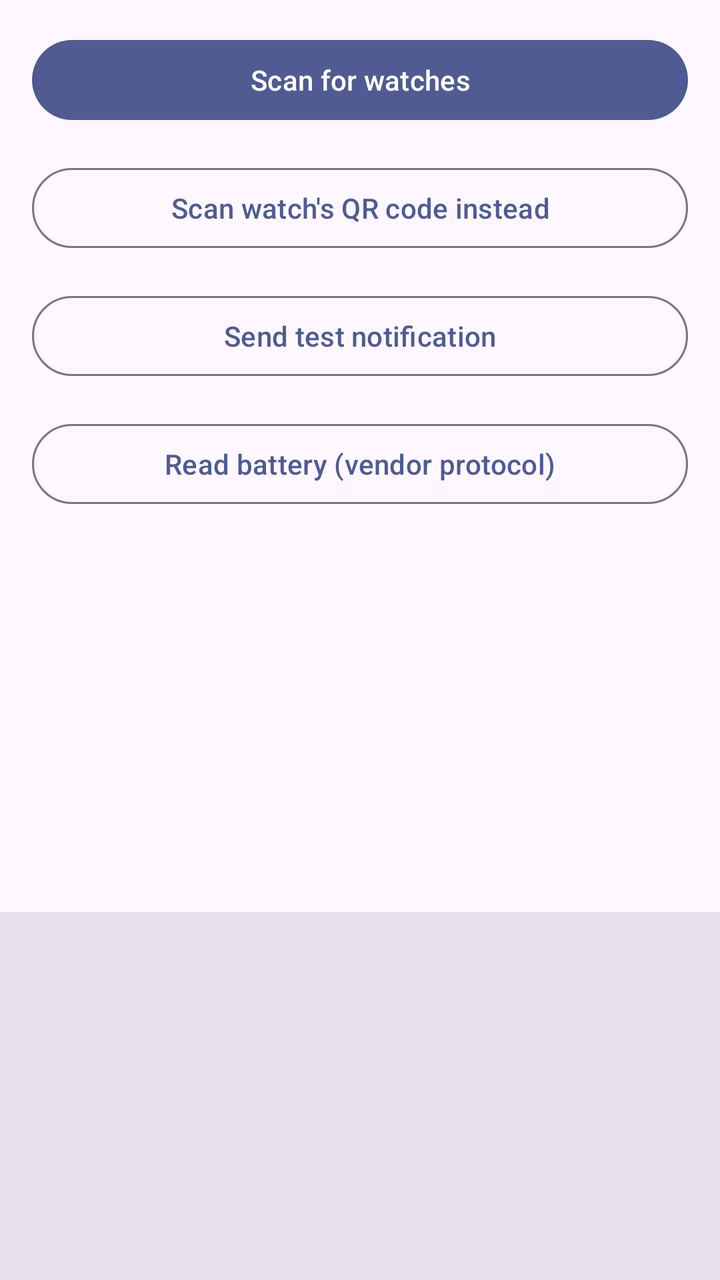
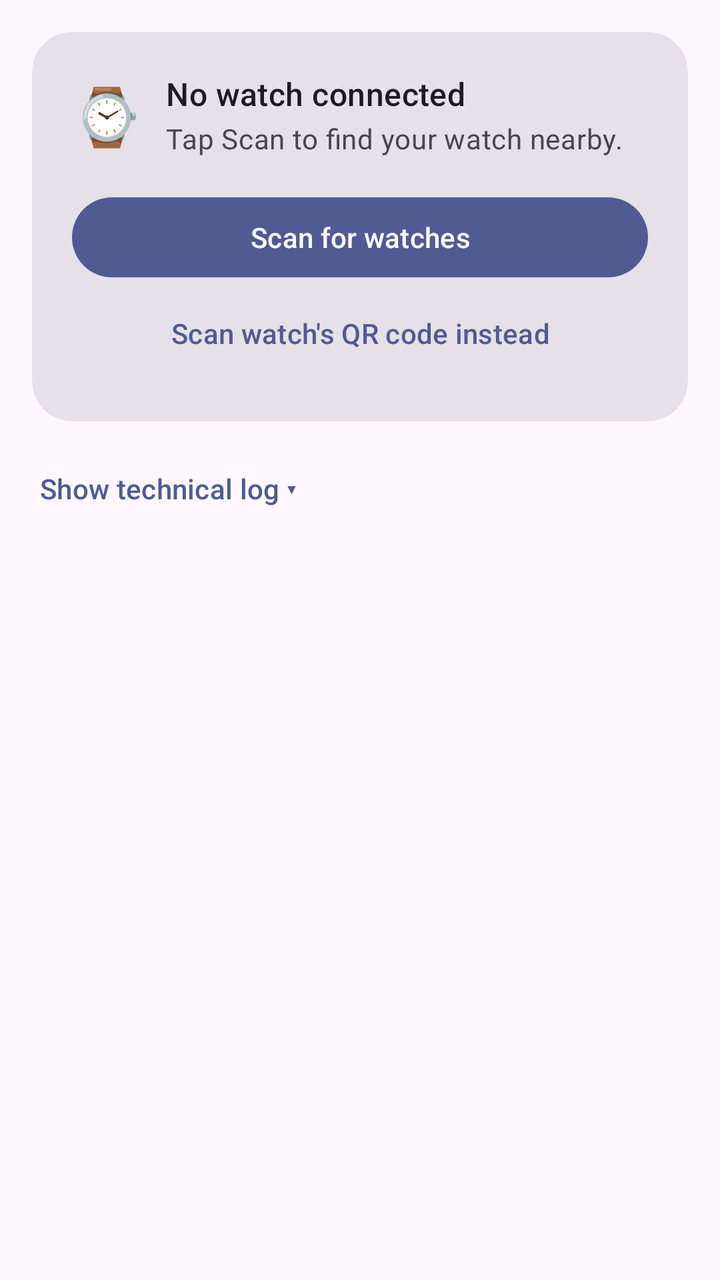

Screens rendered from an Android XML layout before and after an edit, with the pre-edit source and the edit as a unified diff.
<!-- AndroidManifest.xml: application theme Theme.Reminders -->
<!-- res/layout/activity_watch_sync.xml -->
<?xml version="1.0" encoding="utf-8"?>
<LinearLayout xmlns:android="http://schemas.android.com/apk/res/android"
    android:layout_width="match_parent"
    android:layout_height="match_parent"
    android:orientation="vertical">

    <Button
        android:id="@+id/button_scan"
        android:layout_width="match_parent"
        android:layout_height="wrap_content"
        android:layout_marginStart="16dp"
        android:layout_marginTop="16dp"
        android:layout_marginEnd="16dp"
        android:text="@string/watch_sync_start_scan" />

    <Button
        android:id="@+id/button_scan_qr"
        style="@style/Widget.Material3.Button.OutlinedButton"
        android:layout_width="match_parent"
        android:layout_height="wrap_content"
        android:layout_margin="16dp"
        android:text="@string/watch_sync_scan_qr" />

    <Button
        android:id="@+id/button_send_notification"
        style="@style/Widget.Material3.Button.OutlinedButton"
        android:layout_width="match_parent"
        android:layout_height="wrap_content"
        android:layout_marginStart="16dp"
        android:layout_marginEnd="16dp"
        android:layout_marginBottom="16dp"
        android:text="@string/watch_sync_send_test_notification" />

    <Button
        android:id="@+id/button_read_battery"
        style="@style/Widget.Material3.Button.OutlinedButton"
        android:layout_width="match_parent"
        android:layout_height="wrap_content"
        android:layout_marginStart="16dp"
        android:layout_marginEnd="16dp"
        android:layout_marginBottom="16dp"
        android:text="@string/watch_sync_read_battery" />

    <androidx.recyclerview.widget.RecyclerView
        android:id="@+id/recycler"
        android:layout_width="match_parent"
        android:layout_height="0dp"
        android:layout_weight="1" />

    <ScrollView
        android:id="@+id/log_scroll"
        android:layout_width="match_parent"
        android:layout_height="0dp"
        android:layout_weight="1"
        android:background="?attr/colorSurfaceVariant"
        android:padding="12dp">

        <TextView
            android:id="@+id/log_view"
            android:layout_width="match_parent"
            android:layout_height="wrap_content"
            android:fontFamily="monospace"
            android:textIsSelectable="true"
            android:textAppearance="?attr/textAppearanceBodySmall" />
    </ScrollView>
</LinearLayout>
<!-- resources referenced by this layout -->
<resources>
  <string name="watch_sync_read_battery">Read battery (vendor protocol)</string>
  <string name="watch_sync_scan_qr">Scan watch\'s QR code instead</string>
  <string name="watch_sync_send_test_notification">Send test notification</string>
  <string name="watch_sync_start_scan">Scan for watches</string>
  <style name="Theme.Reminders" parent="Theme.Material3.DayNight">
          <item name="colorPrimary">@color/primary</item>
      </style>
  <color name="primary">#4F5B92</color>
</resources>

<!-- the commit's change to res/layout/activity_watch_sync.xml (unified diff, before → after) -->
@@ -1,66 +1,295 @@
 <?xml version="1.0" encoding="utf-8"?>
-<LinearLayout xmlns:android="http://schemas.android.com/apk/res/android"
+<androidx.core.widget.NestedScrollView xmlns:android="http://schemas.android.com/apk/res/android"
+    xmlns:app="http://schemas.android.com/apk/res-auto"
     android:layout_width="match_parent"
     android:layout_height="match_parent"
-    android:orientation="vertical">
-
-    <Button
-        android:id="@+id/button_scan"
+    android:fillViewport="true">
+
+    <LinearLayout
         android:layout_width="match_parent"
         android:layout_height="wrap_content"
-        android:layout_marginStart="16dp"
-        android:layout_marginTop="16dp"
-        android:layout_marginEnd="16dp"
-        android:text="@string/watch_sync_start_scan" />
-
-    <Button
-        android:id="@+id/button_scan_qr"
-        style="@style/Widget.Material3.Button.OutlinedButton"
-        android:layout_width="match_parent"
-        android:layout_height="wrap_content"
-        android:layout_margin="16dp"
-        android:text="@string/watch_sync_scan_qr" />
-
-    <Button
-        android:id="@+id/button_send_notification"
-        style="@style/Widget.Material3.Button.OutlinedButton"
-        android:layout_width="match_parent"
-        android:layout_height="wrap_content"
-        android:layout_marginStart="16dp"
-        android:layout_marginEnd="16dp"
-        android:layout_marginBottom="16dp"
-        android:text="@string/watch_sync_send_test_notification" />
-
-    <Button
-        android:id="@+id/button_read_battery"
-        style="@style/Widget.Material3.Button.OutlinedButton"
-        android:layout_width="match_parent"
-        android:layout_height="wrap_content"
-        android:layout_marginStart="16dp"
-        android:layout_marginEnd="16dp"
-        android:layout_marginBottom="16dp"
-        android:text="@string/watch_sync_read_battery" />
-
-    <androidx.recyclerview.widget.RecyclerView
-        android:id="@+id/recycler"
-        android:layout_width="match_parent"
-        android:layout_height="0dp"
-        android:layout_weight="1" />
-
-    <ScrollView
-        android:id="@+id/log_scroll"
-        android:layout_width="match_parent"
-        android:layout_height="0dp"
-        android:layout_weight="1"
-        android:background="?attr/colorSurfaceVariant"
-        android:padding="12dp">
-
+        android:orientation="vertical"
+        android:padding="16dp">
+
+        
+        <com.google.android.material.card.MaterialCardView
+            style="@style/Widget.Material3.CardView.Filled"
+            android:layout_width="match_parent"
+            android:layout_height="wrap_content"
+            app:cardCornerRadius="20dp">
+
+            <LinearLayout
+                android:layout_width="match_parent"
+                android:layout_height="wrap_content"
+                android:orientation="vertical"
+                android:padding="20dp">
+
+                <LinearLayout
+                    android:layout_width="match_parent"
+                    android:layout_height="wrap_content"
+                    android:orientation="horizontal"
+                    android:gravity="center_vertical">
+
+                    <TextView
+                        android:layout_width="wrap_content"
+                        android:layout_height="wrap_content"
+                        android:text="⌚"
+                        android:textSize="28sp" />
+
+                    <LinearLayout
+                        android:layout_width="0dp"
+                        android:layout_height="wrap_content"
+                        android:layout_weight="1"
+                        android:layout_marginStart="12dp"
+                        android:orientation="vertical">
+
+                        <TextView
+                            android:id="@+id/status_headline"
+                            android:layout_width="match_parent"
+                            android:layout_height="wrap_content"
+                            android:text="@string/watch_sync_status_not_connected"
+                            android:textAppearance="?attr/textAppearanceTitleMedium" />
+
+                        <TextView
+                            android:id="@+id/status_subtitle"
+                            android:layout_width="match_parent"
+                            android:layout_height="wrap_content"
+                            android:layout_marginTop="2dp"
+                            android:text="@string/watch_sync_status_subtitle_idle"
+                            android:textAppearance="?attr/textAppearanceBodyMedium"
+                            android:textColor="?attr/colorOnSurfaceVariant" />
+                    </LinearLayout>
+                </LinearLayout>
+
+                <Button
+                    android:id="@+id/button_scan"
+                    android:layout_width="match_parent"
+                    android:layout_height="wrap_content"
+                    android:layout_marginTop="16dp"
+                    android:text="@string/watch_sync_start_scan" />
+
+                <Button
+                    android:id="@+id/button_scan_qr"
+                    style="@style/Widget.Material3.Button.TextButton"
+                    android:layout_width="match_parent"
+                    android:layout_height="wrap_content"
+                    android:text="@string/watch_sync_scan_qr" />
+            </LinearLayout>
+        </com.google.android.material.card.MaterialCardView>
+
+        
+        <com.google.android.material.card.MaterialCardView
+            android:id="@+id/card_devices"
+            style="@style/Widget.Material3.CardView.Outlined"
+            android:layout_width="match_parent"
+            android:layout_height="wrap_content"
+            android:layout_marginTop="12dp"
+            android:visibility="gone"
+            app:cardCornerRadius="20dp">
+
+            <androidx.recyclerview.widget.RecyclerView
+                android:id="@+id/recycler"
+                android:layout_width="match_parent"
+                android:layout_height="wrap_content"
+                android:nestedScrollingEnabled="false"
+                android:paddingVertical="4dp" />
+        </com.google.android.material.card.MaterialCardView>
+
+        
+        <LinearLayout
+            android:id="@+id/section_controls"
+            android:layout_width="match_parent"
+            android:layout_height="wrap_content"
+            android:layout_marginTop="20dp"
+            android:orientation="vertical"
+            android:visibility="gone">
+
+            <TextView
+                android:layout_width="wrap_content"
+                android:layout_height="wrap_content"
+                android:layout_marginBottom="8dp"
+                android:text="@string/watch_sync_section_controls"
+                android:textAppearance="?attr/textAppearanceTitleSmall" />
+
+            
+            <com.google.android.material.card.MaterialCardView
+                style="@style/Widget.Material3.CardView.Filled"
+                android:layout_width="match_parent"
+                android:layout_height="wrap_content"
+                android:layout_marginBottom="10dp"
+                app:cardCornerRadius="16dp">
+
+                <LinearLayout
+                    android:layout_width="match_parent"
+                    android:layout_height="wrap_content"
+                    android:orientation="horizontal"
+                    android:gravity="center_vertical"
+                    android:padding="16dp">
+
+                    <TextView
+                        android:layout_width="wrap_content"
+                        android:layout_height="wrap_content"
+                        android:text="🕒"
+                        android:textSize="22sp" />
+
+                    <LinearLayout
+                        android:layout_width="0dp"
+                        android:layout_height="wrap_content"
+                        android:layout_weight="1"
+                        android:layout_marginStart="14dp"
+                        android:orientation="vertical">
+
+                        <TextView
+                            android:layout_width="match_parent"
+                            android:layout_height="wrap_content"
+                            android:text="@string/watch_sync_card_time_title"
+                            android:textAppearance="?attr/textAppearanceBodyLarge" />
+
+                        <TextView
+                            android:id="@+id/time_result"
+                            android:layout_width="match_parent"
+                            android:layout_height="wrap_content"
+                            android:text="@string/watch_sync_card_time_pending"
+                            android:textAppearance="?attr/textAppearanceBodySmall"
+                            android:textColor="?attr/colorOnSurfaceVariant" />
+                    </LinearLayout>
+                </LinearLayout>
+            </com.google.android.material.card.MaterialCardView>
+
+            
+            <com.google.android.material.card.MaterialCardView
+                style="@style/Widget.Material3.CardView.Filled"
+                android:layout_width="match_parent"
+                android:layout_height="wrap_content"
+                android:layout_marginBottom="10dp"
+                app:cardCornerRadius="16dp">
+
+                <LinearLayout
+                    android:layout_width="match_parent"
+                    android:layout_height="wrap_content"
+                    android:orientation="horizontal"
+                    android:gravity="center_vertical"
+                    android:padding="16dp">
+
+                    <TextView
+                        android:layout_width="wrap_content"
+                        android:layout_height="wrap_content"
+                        android:text="🔔"
+                        android:textSize="22sp" />
+
+                    <LinearLayout
+                        android:layout_width="0dp"
+                        android:layout_height="wrap_content"
+                        android:layout_weight="1"
+                        android:layout_marginStart="14dp"
+                        android:orientation="vertical">
+
+                        <TextView
+                            android:layout_width="match_parent"
+                            android:layout_height="wrap_content"
+                            android:text="@string/watch_sync_card_notification_title"
+                            android:textAppearance="?attr/textAppearanceBodyLarge" />
+
+                        <TextView
+                            android:id="@+id/notification_result"
+                            android:layout_width="match_parent"
+                            android:layout_height="wrap_content"
+                            android:text="@string/watch_sync_card_notification_subtitle"
+                            android:textAppearance="?attr/textAppearanceBodySmall"
+                            android:textColor="?attr/colorOnSurfaceVariant" />
+                    </LinearLayout>
+
+                    <Button
+                        android:id="@+id/button_send_notification"
+                        style="@style/Widget.Material3.Button.TonalButton"
+                        android:layout_width="wrap_content"
+                        android:layout_height="wrap_content"
+                        android:text="@string/watch_sync_send_test_notification" />
+                </LinearLayout>
+            </com.google.android.material.card.MaterialCardView>
+
+            
+            <com.google.android.material.card.MaterialCardView
+                style="@style/Widget.Material3.CardView.Filled"
+                android:layout_width="match_parent"
+                android:layout_height="wrap_content"
+                app:cardCornerRadius="16dp">
+
+                <LinearLayout
+                    android:layout_width="match_parent"
+                    android:layout_height="wrap_content"
+                    android:orientation="horizontal"
+                    android:gravity="center_vertical"
+                    android:padding="16dp">
+
+                    <TextView
+                        android:layout_width="wrap_content"
+                        android:layout_height="wrap_content"
+                        android:text="🔋"
+                        android:textSize="22sp" />
+
+                    <LinearLayout
+                        android:layout_width="0dp"
+                        android:layout_height="wrap_content"
+                        android:layout_weight="1"
+                        android:layout_marginStart="14dp"
+                        android:orientation="vertical">
+
+                        <TextView
+                            android:layout_width="match_parent"
+                            android:layout_height="wrap_content"
+                            android:text="@string/watch_sync_card_battery_title"
+                            android:textAppearance="?attr/textAppearanceBodyLarge" />
+
+                        <TextView
+                            android:id="@+id/battery_result"
+                            android:layout_width="match_parent"
+                            android:layout_height="wrap_content"
+                            android:text="@string/watch_sync_card_battery_subtitle"
+                            android:textAppearance="?attr/textAppearanceBodySmall"
+                            android:textColor="?attr/colorOnSurfaceVariant" />
+                    </LinearLayout>
+
+                    <Button
+                        android:id="@+id/button_read_battery"
+                        style="@style/Widget.Material3.Button.TonalButton"
+                        android:layout_width="wrap_content"
+                        android:layout_height="wrap_content"
+                        android:text="@string/watch_sync_read_battery" />
+                </LinearLayout>
+            </com.google.android.material.card.MaterialCardView>
+        </LinearLayout>
+
+        
         <TextView
-            android:id="@+id/log_view"
-            android:layout_width="match_parent"
-            android:layout_height="wrap_content"
-            android:fontFamily="monospace"
-            android:textIsSelectable="true"
-            android:textAppearance="?attr/textAppearanceBodySmall" />
-    </ScrollView>
-</LinearLayout>
+            android:id="@+id/log_toggle"
+            android:layout_width="wrap_content"
+            android:layout_height="wrap_content"
+            android:layout_marginTop="20dp"
+            android:layout_marginBottom="8dp"
+            android:clickable="true"
+            android:focusable="true"
+            android:padding="4dp"
+            android:text="@string/watch_sync_show_log"
+            android:textAppearance="?attr/textAppearanceLabelLarge"
+            android:textColor="?attr/colorPrimary" />
+
+        <ScrollView
+            android:id="@+id/log_scroll"
+            android:layout_width="match_parent"
+            android:layout_height="240dp"
+            android:layout_marginBottom="16dp"
+            android:background="?attr/colorSurfaceVariant"
+            android:padding="12dp"
+            android:visibility="gone">
+
+            <TextView
+                android:id="@+id/log_view"
+                android:layout_width="match_parent"
+                android:layout_height="wrap_content"
+                android:fontFamily="monospace"
+                android:textIsSelectable="true"
+                android:textAppearance="?attr/textAppearanceBodySmall" />
+        </ScrollView>
+    </LinearLayout>
+</androidx.core.widget.NestedScrollView>
<!-- resource entries referenced after the edit -->
@@ -1,9 +1,19 @@
 <!-- resources referenced by this layout -->
 <resources>
-  <string name="watch_sync_read_battery">Read battery (vendor protocol)</string>
+  <string name="watch_sync_card_battery_subtitle">Read the watch\'s battery level.</string>
+  <string name="watch_sync_card_battery_title">Battery</string>
+  <string name="watch_sync_card_notification_subtitle">Push a test notification to the watch.</string>
+  <string name="watch_sync_card_notification_title">Notifications</string>
+  <string name="watch_sync_card_time_pending">Syncing automatically…</string>
+  <string name="watch_sync_card_time_title">Time</string>
+  <string name="watch_sync_read_battery">Check</string>
   <string name="watch_sync_scan_qr">Scan watch\'s QR code instead</string>
-  <string name="watch_sync_send_test_notification">Send test notification</string>
+  <string name="watch_sync_section_controls">Watch controls</string>
+  <string name="watch_sync_send_test_notification">Send</string>
+  <string name="watch_sync_show_log">Show technical log ▾</string>
   <string name="watch_sync_start_scan">Scan for watches</string>
+  <string name="watch_sync_status_not_connected">No watch connected</string>
+  <string name="watch_sync_status_subtitle_idle">Tap Scan to find your watch nearby.</string>
   <style name="Theme.Reminders" parent="Theme.Material3.DayNight">
           <item name="colorPrimary">@color/primary</item>
       </style>
